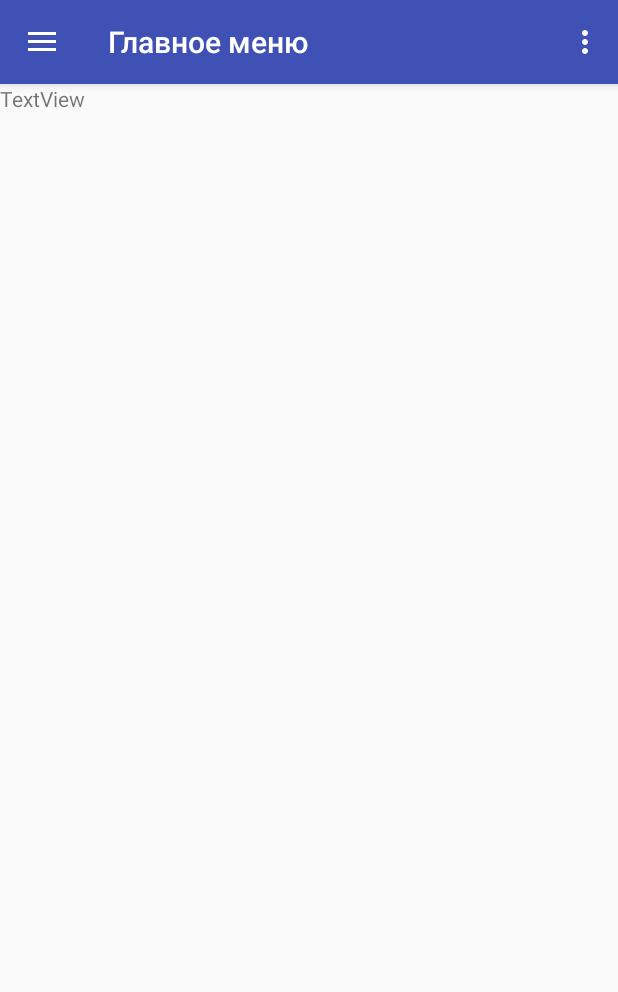
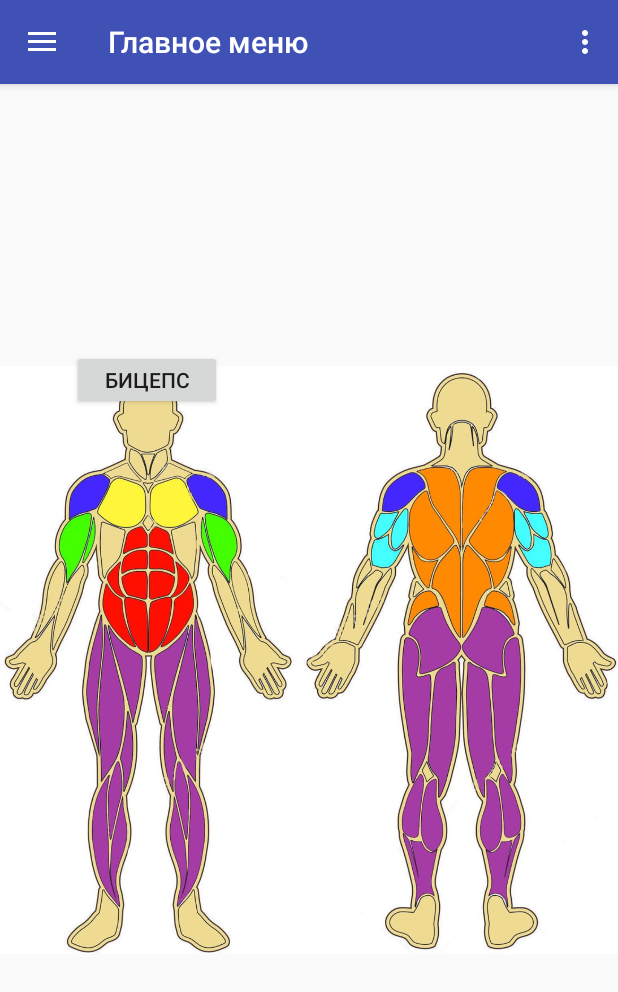
Before and after one commit to Demoncho/GetFit, an Android app: the screen it shows after launch (MainActivity), after a tap on "Главное меню", on a phone screen of 412 x 824 dp. Shown: the top 992 px of the screen. Run offline under Robolectric (Android 15) with nearby library versions, the phone set to English and light mode, and no system bars; 1 other tap on this screen came first.

Commit message:
Добавил силуэт в главное меню

```diff
--- a/app/src/main/java/ru/demoncho/getfit/MainActivity.java
+++ b/app/src/main/java/ru/demoncho/getfit/MainActivity.java
@@ -1,5 +1,7 @@
 package ru.demoncho.getfit;
 
+import android.content.Intent;
+import android.content.pm.ActivityInfo;
 import android.os.Bundle;
 import android.support.design.widget.NavigationView;
 import android.support.v4.view.GravityCompat;
@@ -12,6 +14,7 @@ import android.view.MenuItem;
 import android.support.v4.app.Fragment;
 import android.support.v4.app.FragmentManager;
 import android.support.v4.app.FragmentTransaction;
+import android.view.View;
 
 import ru.demoncho.getfit.Equipment.nav_equipment;
 import ru.demoncho.getfit.Food.nav_food;
@@ -41,7 +44,7 @@ public class MainActivity extends AppCompatActivity
                 this, drawer, toolbar, R.string.navigation_drawer_open, R.string.navigation_drawer_close);
         drawer.addDrawerListener(toggle);
         toggle.syncState();
-
+        setRequestedOrientation (ActivityInfo.SCREEN_ORIENTATION_PORTRAIT);
         NavigationView navigationView = (NavigationView) findViewById(R.id.nav_view);
         navigationView.setNavigationItemSelectedListener(this);
     }
@@ -114,4 +117,5 @@ public class MainActivity extends AppCompatActivity
         drawer.closeDrawer(GravityCompat.START);
         return true;
     }
+
 }
--- a/app/src/main/java/ru/demoncho/getfit/MainMenu/nav_mainmenu.java
+++ b/app/src/main/java/ru/demoncho/getfit/MainMenu/nav_mainmenu.java
@@ -18,7 +18,12 @@ public class nav_mainmenu extends Fragment {
     @Override
     public View onCreateView(LayoutInflater inflater, @Nullable ViewGroup container, Bundle savedInstanceState) {
         View view = inflater.inflate(R.layout.nav_mainmenu, null);
+
         return view;
+    }
+
+    public void onBicepsCLick(View view){
+
     }
 
     @Override
--- a/app/src/main/java/ru/demoncho/getfit/Workout/RVAdapter_workout.java
+++ b/app/src/main/java/ru/demoncho/getfit/Workout/RVAdapter_workout.java
@@ -32,8 +32,8 @@ public class RVAdapter_workout extends RecyclerView.Adapter<RVAdapter_workout.Vi
 
     private List<Integer> mfirst;
     private List<Integer> msecond;
-    private List<Integer> mthird
-            ;
+    private List<Integer> mthird;
+
     private Context mContext;
     public FragmentManager f_manager; // нужно для смены фрагментов между собой
 
--- a/app/src/main/java/ru/demoncho/getfit/Workout/nav_workout.java
+++ b/app/src/main/java/ru/demoncho/getfit/Workout/nav_workout.java
@@ -88,7 +88,7 @@ public class nav_workout extends Fragment {
 
     //Инициализация списка
     private void initRecyclerView(View view){
-        Log.d(TAG, "initRecyclerView: init recyclerview.");
+       // Log.d(TAG, "initRecyclerView: init recyclerview.");
         RecyclerView recyclerView = view.findViewById(R.id.recyclerv_view);
         RVAdapter_workout adapter = new RVAdapter_workout(this.getActivity(), mNames, mImageUrls,first, getFragmentManager());
         recyclerView.setAdapter(adapter);
--- a/app/src/main/res/layout/nav_mainmenu.xml
+++ b/app/src/main/res/layout/nav_mainmenu.xml
@@ -1,16 +1,33 @@
 <?xml version="1.0" encoding="utf-8"?>
-<LinearLayout
-    xmlns:android="http://schemas.android.com/apk/res/android"
+<RelativeLayout xmlns:android="http://schemas.android.com/apk/res/android"
     xmlns:app="http://schemas.android.com/apk/res-auto"
     xmlns:tools="http://schemas.android.com/tools"
     android:layout_width="match_parent"
-    android:layout_height="match_parent">
+    android:layout_height="match_parent"
+    android:orientation="vertical">
 
 
-    <TextView
-        android:id="@+id/textView4"
-        android:layout_width="wrap_content"
-        android:layout_height="wrap_content"
-        android:layout_weight="1"
-        android:text="TextView" />
-</LinearLayout>
+    <ImageView
+        android:id="@+id/body_image"
+        android:layout_width="match_parent"
+        android:layout_height="match_parent"
+        android:baselineAligned="false"
+        app:srcCompat="@drawable/topbody" />
+
+    <Button
+        android:id="@+id/button2"
+        android:layout_width="100dp"
+        android:layout_height="40dp"
+        android:layout_alignParentStart="true"
+        android:layout_alignParentTop="true"
+        android:layout_marginStart="48dp"
+        android:layout_marginTop="177dp"
+        android:layout_x="64dp"
+        android:layout_y="150dp"
+        android:onClick="onBicepsClick"
+        android:text="Бицепс"
+        tools:layout_editor_absoluteX="49dp"
+        tools:layout_editor_absoluteY="135dp" />
+
+
+</RelativeLayout>
```
Also changed, not shown: app/src/main/res/drawable/mainbody.jpg (deleted), app/src/main/res/drawable/topbody.jpg (added).
